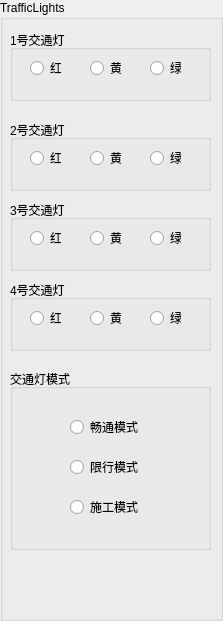
CSU-Bug-Killer/CarDemo2, file lightcontrollboard.ui: the form before one commit.
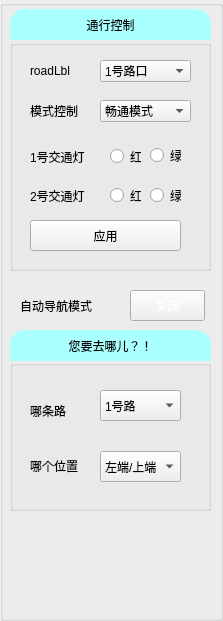
The form after the commit.

Commit message: add setting/autoNavigation

```diff
--- a/lightcontrollboard.ui
+++ b/lightcontrollboard.ui
@@ -35,268 +35,369 @@
     </rect>
    </property>
    <property name="title">
-    <string>TrafficLights</string>
+    <string/>
    </property>
-   <widget class="QGroupBox" name="firstLightGbx">
+   <widget class="QGroupBox" name="trafficLightGbx">
     <property name="geometry">
      <rect>
       <x>10</x>
-      <y>30</y>
+      <y>40</y>
       <width>201</width>
-      <height>71</height>
+      <height>231</height>
      </rect>
     </property>
     <property name="title">
-     <string>1号交通灯</string>
+     <string/>
     </property>
+    <widget class="QComboBox" name="lightModelCmb">
+     <property name="geometry">
+      <rect>
+       <x>90</x>
+       <y>60</y>
+       <width>91</width>
+       <height>22</height>
+      </rect>
+     </property>
+     <item>
+      <property name="text">
+       <string>畅通模式</string>
+      </property>
+     </item>
+     <item>
+      <property name="text">
+       <string>限行模式</string>
+      </property>
+     </item>
+     <item>
+      <property name="text">
+       <string>阻塞模式</string>
+      </property>
+     </item>
+    </widget>
+    <widget class="QLabel" name="modelLbl">
+     <property name="geometry">
+      <rect>
+       <x>20</x>
+       <y>60</y>
+       <width>54</width>
+       <height>21</height>
+      </rect>
+     </property>
+     <property name="text">
+      <string>模式控制</string>
+     </property>
+    </widget>
+    <widget class="QLabel" name="roadLbl">
+     <property name="geometry">
+      <rect>
+       <x>20</x>
+       <y>20</y>
+       <width>54</width>
+       <height>21</height>
+      </rect>
+     </property>
+     <property name="text">
+      <string>roadLbl</string>
+     </property>
+    </widget>
+    <widget class="QComboBox" name="roadModelCmx">
+     <property name="geometry">
+      <rect>
+       <x>90</x>
+       <y>20</y>
+       <width>91</width>
+       <height>22</height>
+      </rect>
+     </property>
+     <item>
+      <property name="text">
+       <string>1号路口</string>
+      </property>
+     </item>
+     <item>
+      <property name="text">
+       <string>2号路口</string>
+      </property>
+     </item>
+     <item>
+      <property name="text">
+       <string>3号路口</string>
+      </property>
+     </item>
+     <item>
+      <property name="text">
+       <string>4号路口</string>
+      </property>
+     </item>
+    </widget>
+    <widget class="QLabel" name="firstLightLbl">
+     <property name="geometry">
+      <rect>
+       <x>20</x>
+       <y>101</y>
+       <width>61</width>
+       <height>31</height>
+      </rect>
+     </property>
+     <property name="text">
+      <string>1号交通灯</string>
+     </property>
+    </widget>
     <widget class="QRadioButton" name="redBtn1">
      <property name="geometry">
       <rect>
-       <x>20</x>
-       <y>30</y>
+       <x>100</x>
+       <y>101</y>
        <width>31</width>
-       <height>16</height>
+       <height>31</height>
       </rect>
      </property>
      <property name="text">
       <string>红</string>
      </property>
     </widget>
-    <widget class="QRadioButton" name="yellowBtn1">
-     <property name="geometry">
-      <rect>
-       <x>80</x>
-       <y>30</y>
-       <width>31</width>
-       <height>16</height>
-      </rect>
-     </property>
-     <property name="text">
-      <string>黄</string>
-     </property>
-    </widget>
     <widget class="QRadioButton" name="greenBtn1">
      <property name="geometry">
       <rect>
        <x>140</x>
-       <y>30</y>
+       <y>100</y>
        <width>31</width>
-       <height>16</height>
+       <height>31</height>
       </rect>
      </property>
      <property name="text">
       <string>绿</string>
      </property>
     </widget>
-   </widget>
-   <widget class="QGroupBox" name="secondLightBtn">
-    <property name="geometry">
-     <rect>
-      <x>10</x>
-      <y>120</y>
-      <width>201</width>
-      <height>71</height>
-     </rect>
-    </property>
-    <property name="title">
-     <string>2号交通灯</string>
-    </property>
+    <widget class="QLabel" name="secondLightLbl">
+     <property name="geometry">
+      <rect>
+       <x>20</x>
+       <y>140</y>
+       <width>61</width>
+       <height>31</height>
+      </rect>
+     </property>
+     <property name="text">
+      <string>2号交通灯</string>
+     </property>
+    </widget>
     <widget class="QRadioButton" name="redBtn2">
      <property name="geometry">
       <rect>
-       <x>20</x>
-       <y>30</y>
+       <x>100</x>
+       <y>140</y>
        <width>31</width>
-       <height>16</height>
+       <height>31</height>
       </rect>
      </property>
      <property name="text">
       <string>红</string>
      </property>
     </widget>
-    <widget class="QRadioButton" name="yellowBtn2">
-     <property name="geometry">
-      <rect>
-       <x>80</x>
-       <y>30</y>
-       <width>31</width>
-       <height>16</height>
-      </rect>
-     </property>
-     <property name="text">
-      <string>黄</string>
-     </property>
-    </widget>
     <widget class="QRadioButton" name="greenBtn2">
      <property name="geometry">
       <rect>
        <x>140</x>
-       <y>30</y>
+       <y>140</y>
        <width>31</width>
-       <height>16</height>
+       <height>31</height>
       </rect>
      </property>
      <property name="text">
       <string>绿</string>
      </property>
     </widget>
-   </widget>
-   <widget class="QGroupBox" name="thirdLightBtn">
-    <property name="geometry">
-     <rect>
-      <x>10</x>
-      <y>200</y>
-      <width>201</width>
-      <height>71</height>
-     </rect>
-    </property>
-    <property name="title">
-     <string>3号交通灯</string>
-    </property>
-    <widget class="QRadioButton" name="redBtn3">
+    <widget class="QPushButton" name="applyBtn">
      <property name="geometry">
       <rect>
        <x>20</x>
-       <y>30</y>
-       <width>31</width>
-       <height>16</height>
+       <y>180</y>
+       <width>151</width>
+       <height>31</height>
       </rect>
      </property>
      <property name="text">
-      <string>红</string>
+      <string>应用</string>
      </property>
     </widget>
-    <widget class="QRadioButton" name="yellowBtn3">
-     <property name="geometry">
-      <rect>
-       <x>80</x>
-       <y>30</y>
-       <width>31</width>
-       <height>16</height>
-      </rect>
-     </property>
-     <property name="text">
-      <string>黄</string>
-     </property>
-    </widget>
-    <widget class="QRadioButton" name="greenBtn3">
-     <property name="geometry">
-      <rect>
-       <x>140</x>
-       <y>30</y>
-       <width>31</width>
-       <height>16</height>
-      </rect>
-     </property>
-     <property name="text">
-      <string>绿</string>
-     </property>
-    </widget>
    </widget>
    <widget class="QGroupBox" name="forthlightBtn">
     <property name="geometry">
      <rect>
       <x>10</x>
-      <y>280</y>
+      <y>360</y>
       <width>201</width>
-      <height>71</height>
+      <height>151</height>
      </rect>
     </property>
+    <property name="styleSheet">
+     <string notr="true">border-color:black;</string>
+    </property>
     <property name="title">
-     <string>4号交通灯</string>
+     <string/>
     </property>
-    <widget class="QRadioButton" name="redBtn4">
+    <widget class="QLabel" name="roadChooseLbl">
      <property name="geometry">
       <rect>
        <x>20</x>
-       <y>30</y>
-       <width>31</width>
-       <height>16</height>
+       <y>40</y>
+       <width>61</width>
+       <height>21</height>
       </rect>
      </property>
      <property name="text">
-      <string>红</string>
+      <string>哪条路</string>
      </property>
     </widget>
-    <widget class="QRadioButton" name="yellowBtn4">
+    <widget class="QLabel" name="locationLbl">
      <property name="geometry">
       <rect>
-       <x>80</x>
-       <y>30</y>
-       <width>31</width>
-       <height>16</height>
-      </rect>
-     </property>
-     <property name="text">
-      <string>黄</string>
-     </property>
-    </widget>
-    <widget class="QRadioButton" name="greenBtn4">
-     <property name="geometry">
-      <rect>
-       <x>140</x>
-       <y>30</y>
-       <width>31</width>
-       <height>16</height>
-      </rect>
-     </property>
-     <property name="text">
-      <string>绿</string>
-     </property>
-    </widget>
-   </widget>
-   <widget class="QGroupBox" name="trafficLightGbx">
-    <property name="geometry">
-     <rect>
-      <x>10</x>
-      <y>369</y>
-      <width>201</width>
-      <height>181</height>
-     </rect>
-    </property>
-    <property name="title">
-     <string>交通灯模式</string>
-    </property>
-    <widget class="QRadioButton" name="radioButton">
-     <property name="geometry">
-      <rect>
-       <x>60</x>
-       <y>50</y>
-       <width>89</width>
-       <height>16</height>
-      </rect>
-     </property>
-     <property name="text">
-      <string>畅通模式</string>
-     </property>
-    </widget>
-    <widget class="QRadioButton" name="radioButton_2">
-     <property name="geometry">
-      <rect>
-       <x>60</x>
+       <x>20</x>
        <y>90</y>
-       <width>89</width>
-       <height>16</height>
+       <width>51</width>
+       <height>31</height>
       </rect>
      </property>
      <property name="text">
-      <string>限行模式</string>
+      <string>哪个位置</string>
      </property>
     </widget>
-    <widget class="QRadioButton" name="radioButton_3">
+    <widget class="QComboBox" name="roadChooseCbx">
      <property name="geometry">
       <rect>
-       <x>60</x>
-       <y>130</y>
-       <width>89</width>
-       <height>16</height>
+       <x>90</x>
+       <y>30</y>
+       <width>81</width>
+       <height>31</height>
       </rect>
      </property>
-     <property name="text">
-      <string>施工模式</string>
+     <item>
+      <property name="text">
+       <string>1号路</string>
+      </property>
+     </item>
+     <item>
+      <property name="text">
+       <string>2号路</string>
+      </property>
+     </item>
+     <item>
+      <property name="text">
+       <string>3号路</string>
+      </property>
+     </item>
+     <item>
+      <property name="text">
+       <string>4号路</string>
+      </property>
+     </item>
+     <item>
+      <property name="text">
+       <string>5号路</string>
+      </property>
+     </item>
+    </widget>
+    <widget class="QComboBox" name="locationCbx">
+     <property name="geometry">
+      <rect>
+       <x>90</x>
+       <y>91</y>
+       <width>81</width>
+       <height>31</height>
+      </rect>
      </property>
+     <item>
+      <property name="text">
+       <string>左端/上端</string>
+      </property>
+     </item>
+     <item>
+      <property name="text">
+       <string>中间</string>
+      </property>
+     </item>
+     <item>
+      <property name="text">
+       <string>右端/底端</string>
+      </property>
+     </item>
     </widget>
    </widget>
+   <widget class="QPushButton" name="autoModelSwitchBtn">
+    <property name="enabled">
+     <bool>true</bool>
+    </property>
+    <property name="geometry">
+     <rect>
+      <x>130</x>
+      <y>290</y>
+      <width>75</width>
+      <height>31</height>
+     </rect>
+    </property>
+    <property name="styleSheet">
+     <string notr="true">color: rgb(255, 255, 255);</string>
+    </property>
+    <property name="text">
+     <string>关闭</string>
+    </property>
+   </widget>
+   <widget class="QLabel" name="autoModelLbl">
+    <property name="geometry">
+     <rect>
+      <x>20</x>
+      <y>290</y>
+      <width>91</width>
+      <height>31</height>
+     </rect>
+    </property>
+    <property name="text">
+     <string>自动导航模式</string>
+    </property>
+   </widget>
+   <widget class="QLabel" name="destinationLbl">
+    <property name="geometry">
+     <rect>
+      <x>10</x>
+      <y>330</y>
+      <width>201</width>
+      <height>31</height>
+     </rect>
+    </property>
+    <property name="styleSheet">
+     <string notr="true">background-color: rgb(170, 255, 255);
+border-top-left-radius:15px;
+border-top-right-radius:15px;</string>
+    </property>
+    <property name="text">
+     <string>您要去哪儿？！</string>
+    </property>
+    <property name="alignment">
+     <set>Qt::AlignCenter</set>
+    </property>
+   </widget>
+   <widget class="QLabel" name="trafficControllLbl">
+    <property name="geometry">
+     <rect>
+      <x>10</x>
+      <y>9</y>
+      <width>201</width>
+      <height>31</height>
+     </rect>
+    </property>
+    <property name="styleSheet">
+     <string notr="true">background-color: rgb(170, 255, 255);
+border-top-left-radius:15px;
+border-top-right-radius:15px;</string>
+    </property>
+    <property name="text">
+     <string>通行控制</string>
+    </property>
+    <property name="alignment">
+     <set>Qt::AlignCenter</set>
+    </property>
+   </widget>
   </widget>
  </widget>
  <resources/>
```
Left out of the diff: 2 changed lines with no effect on the pictures. The commit also changes 28 other files.
